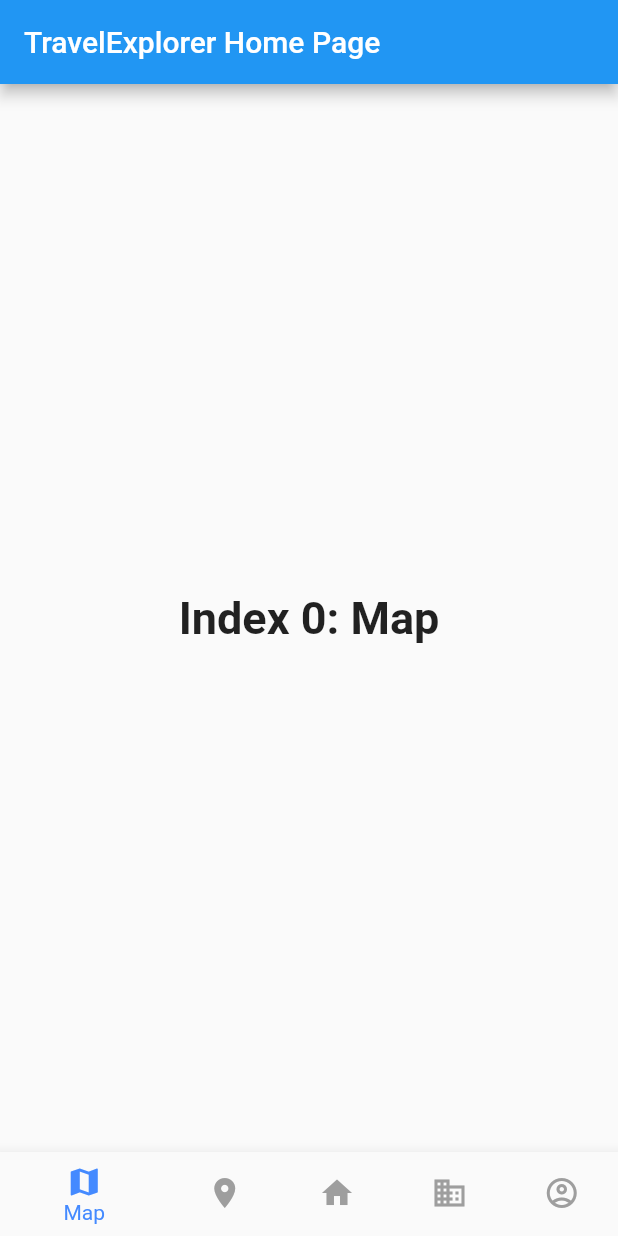
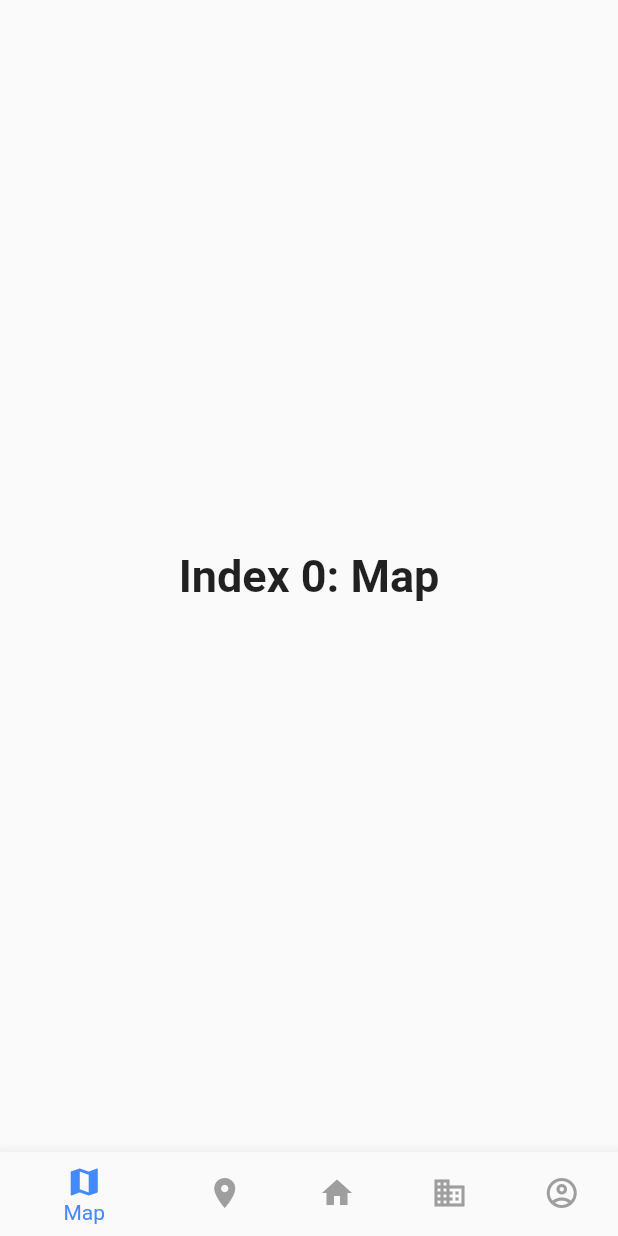
Before and after one commit to sagarreddypatil/hackexeter-travel-app, a Flutter app: the screen it shows after launch, on a phone screen of 412 x 824 dp. Run offline on Flutter 3.47's test engine with Material 2 defaults, Android fonts, the phone set to English and light mode, and no system bars.

```diff
--- a/frontend/lib/main.dart
+++ b/frontend/lib/main.dart
@@ -1,5 +1,6 @@
 import 'package:flutter/material.dart';
 import 'places.dart';
+import 'user_stats.dart';
 
 void main() {
   runApp(MyApp());
@@ -37,7 +38,7 @@ class _MyHomePageState extends State<MyHomePage> {
   int _selectedIndex = 0;
   static const TextStyle optionStyle =
   TextStyle(fontSize: 30, fontWeight: FontWeight.bold);
-  static const List<Widget> _widgetOptions = <Widget>[
+  static List<Widget> _widgetOptions = <Widget>[
     Text(
       'Index 0: Map',
       style: optionStyle,
@@ -54,9 +55,19 @@ class _MyHomePageState extends State<MyHomePage> {
       'Index 3: Meme',
       style: optionStyle,
     ),
-    Text(
-      'Index 4: Settings',
-      style: optionStyle,
+    Column(
+        children: [new Container(
+          height: 100,
+          width: 50,
+          decoration: BoxDecoration (
+              color: Colors.blueAccent,
+              border: Border.all(
+                color: Colors.black,
+                width: 8,
+              ),
+              borderRadius: BorderRadius.circular(12)
+          ),
+        ),]
     ),
   ];
 
@@ -92,11 +103,11 @@ class _MyHomePageState extends State<MyHomePage> {
     //     MaterialPageRoute(builder: (context) => PlacesPage()),
     //   );
     // }
-    //
+
     // if (_selectedIndex == 4) {
     //   Navigator.push(
     //     context,
-    //     MaterialPageRoute(builder: (context) => PlacesPage()),
+    //     MaterialPageRoute(builder: (context) => UserStatsPage()),
     //   );
     // }
   }
@@ -104,9 +115,9 @@ class _MyHomePageState extends State<MyHomePage> {
   @override
   Widget build(BuildContext context) {
     return Scaffold(
-      appBar: AppBar(
-        title: Text(widget.title!),
-      ),
+      // appBar: AppBar(
+      //   title: Text(widget.title!),
+      // ),
       body: Center(
         child: _widgetOptions.elementAt(_selectedIndex),
       ),
@@ -140,5 +151,4 @@ class _MyHomePageState extends State<MyHomePage> {
       ),
     );
   }
-
 }
--- a/frontend/pubspec.yaml
+++ b/frontend/pubspec.yaml
@@ -23,6 +23,7 @@ environment:
 dependencies:
   flutter:
     sdk: flutter
+  google_maps_flutter: ^2.0.1
 
 
   # The following adds the Cupertino Icons font to your application.
```
Also changed, not shown: frontend/lib/user_stats.dart (added, +33 -0 lines), frontend/pubspec.lock.
